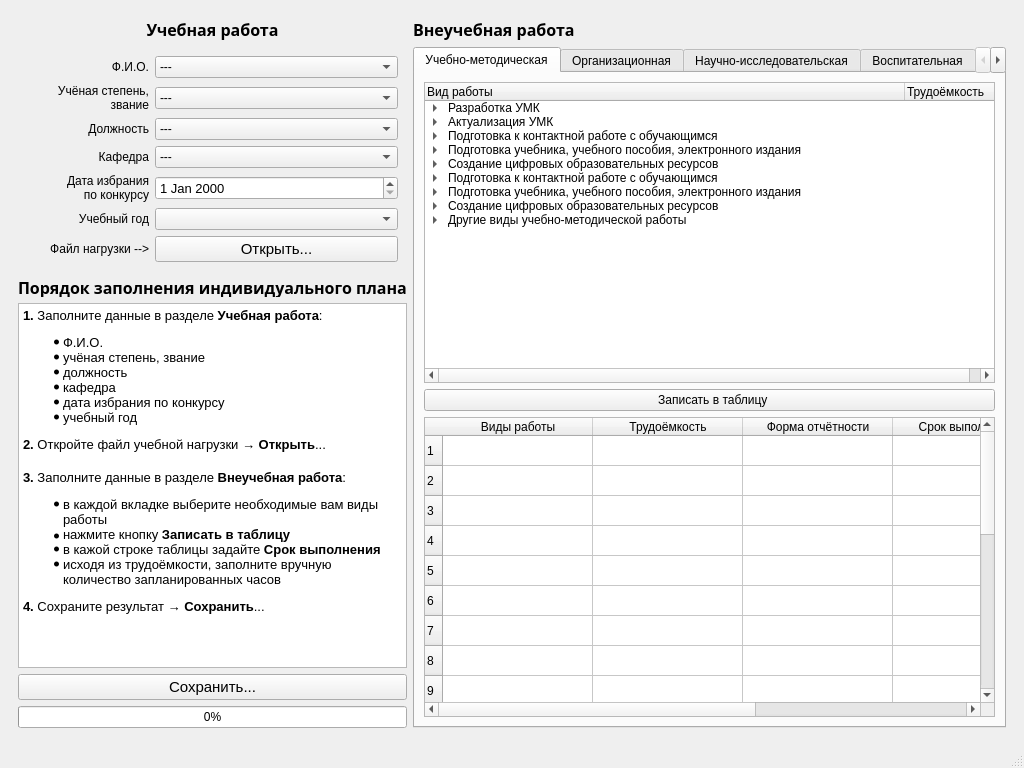
The window that iplan-design.ui (motor1n/iplan) describes before a commit, drawn with Qt 5.
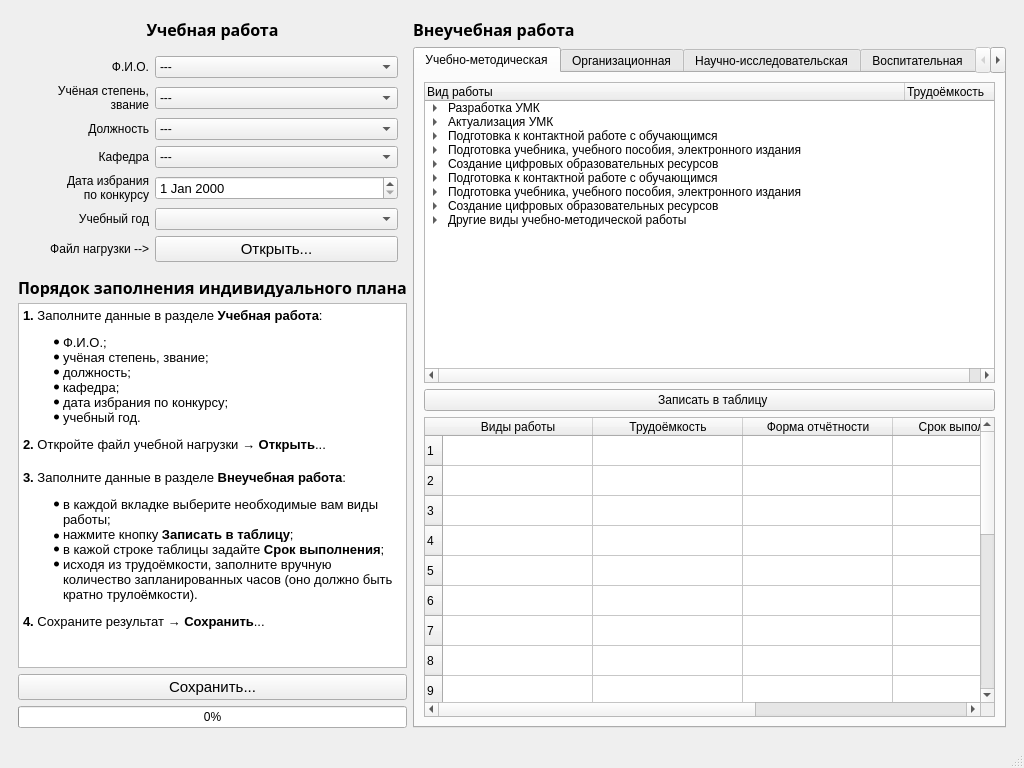
The same window after the commit. Icons and pictures are not drawn.

Commit message: Корректировка сообщений в статус-баре

The edit to the form file:
```diff
--- a/iplan-design.ui
+++ b/iplan-design.ui
@@ -2426,19 +2426,19 @@
 p, li { white-space: pre-wrap; }
 &lt;/style&gt;&lt;/head&gt;&lt;body style=&quot; font-family:'Noto Sans'; font-size:10pt; font-weight:400; font-style:normal;&quot;&gt;
 &lt;p style=&quot; margin-top:0px; margin-bottom:0px; margin-left:0px; margin-right:0px; -qt-block-indent:0; text-indent:0px;&quot;&gt;&lt;span style=&quot; font-weight:600;&quot;&gt;1.&lt;/span&gt; Заполните данные в разделе &lt;span style=&quot; font-weight:600;&quot;&gt;Учебная работа&lt;/span&gt;:&lt;/p&gt;
-&lt;ul style=&quot;margin-top: 0px; margin-bottom: 0px; margin-left: 0px; margin-right: 0px; -qt-list-indent: 1;&quot;&gt;&lt;li style=&quot;&quot; style=&quot; margin-top:12px; margin-bottom:0px; margin-left:0px; margin-right:0px; -qt-block-indent:0; text-indent:0px;&quot;&gt;Ф.И.О.&lt;/li&gt;
-&lt;li style=&quot;&quot; style=&quot; margin-top:0px; margin-bottom:0px; margin-left:0px; margin-right:0px; -qt-block-indent:0; text-indent:0px;&quot;&gt;учёная степень, звание&lt;/li&gt;
-&lt;li style=&quot;&quot; style=&quot; margin-top:0px; margin-bottom:0px; margin-left:0px; margin-right:0px; -qt-block-indent:0; text-indent:0px;&quot;&gt;должность&lt;/li&gt;
-&lt;li style=&quot;&quot; style=&quot; margin-top:0px; margin-bottom:0px; margin-left:0px; margin-right:0px; -qt-block-indent:0; text-indent:0px;&quot;&gt;кафедра&lt;/li&gt;
-&lt;li style=&quot;&quot; style=&quot; margin-top:0px; margin-bottom:0px; margin-left:0px; margin-right:0px; -qt-block-indent:0; text-indent:0px;&quot;&gt;дата избрания по конкурсу&lt;/li&gt;
-&lt;li style=&quot;&quot; style=&quot; margin-top:0px; margin-bottom:12px; margin-left:0px; margin-right:0px; -qt-block-indent:0; text-indent:0px;&quot;&gt;учебный год&lt;/li&gt;&lt;/ul&gt;
+&lt;ul style=&quot;margin-top: 0px; margin-bottom: 0px; margin-left: 0px; margin-right: 0px; -qt-list-indent: 1;&quot;&gt;&lt;li style=&quot;&quot; style=&quot; margin-top:12px; margin-bottom:0px; margin-left:0px; margin-right:0px; -qt-block-indent:0; text-indent:0px;&quot;&gt;Ф.И.О.;&lt;/li&gt;
+&lt;li style=&quot;&quot; style=&quot; margin-top:0px; margin-bottom:0px; margin-left:0px; margin-right:0px; -qt-block-indent:0; text-indent:0px;&quot;&gt;учёная степень, звание;&lt;/li&gt;
+&lt;li style=&quot;&quot; style=&quot; margin-top:0px; margin-bottom:0px; margin-left:0px; margin-right:0px; -qt-block-indent:0; text-indent:0px;&quot;&gt;должность;&lt;/li&gt;
+&lt;li style=&quot;&quot; style=&quot; margin-top:0px; margin-bottom:0px; margin-left:0px; margin-right:0px; -qt-block-indent:0; text-indent:0px;&quot;&gt;кафедра;&lt;/li&gt;
+&lt;li style=&quot;&quot; style=&quot; margin-top:0px; margin-bottom:0px; margin-left:0px; margin-right:0px; -qt-block-indent:0; text-indent:0px;&quot;&gt;дата избрания по конкурсу;&lt;/li&gt;
+&lt;li style=&quot;&quot; style=&quot; margin-top:0px; margin-bottom:12px; margin-left:0px; margin-right:0px; -qt-block-indent:0; text-indent:0px;&quot;&gt;учебный год.&lt;/li&gt;&lt;/ul&gt;
 &lt;p style=&quot; margin-top:0px; margin-bottom:0px; margin-left:0px; margin-right:0px; -qt-block-indent:0; text-indent:0px;&quot;&gt;&lt;span style=&quot; font-weight:600;&quot;&gt;2.&lt;/span&gt; Откройте файл учебной нагрузки → &lt;span style=&quot; font-weight:600;&quot;&gt;Открыть&lt;/span&gt;...&lt;/p&gt;
 &lt;p style=&quot;-qt-paragraph-type:empty; margin-top:0px; margin-bottom:0px; margin-left:0px; margin-right:0px; -qt-block-indent:0; text-indent:0px; font-size:11pt;&quot;&gt;&lt;br /&gt;&lt;/p&gt;
 &lt;p style=&quot; margin-top:0px; margin-bottom:0px; margin-left:0px; margin-right:0px; -qt-block-indent:0; text-indent:0px;&quot;&gt;&lt;span style=&quot; font-weight:600;&quot;&gt;3.&lt;/span&gt; Заполните данные в разделе &lt;span style=&quot; font-weight:600;&quot;&gt;Внеучебная работа&lt;/span&gt;:&lt;/p&gt;
-&lt;ul style=&quot;margin-top: 0px; margin-bottom: 0px; margin-left: 0px; margin-right: 0px; -qt-list-indent: 1;&quot;&gt;&lt;li style=&quot;&quot; style=&quot; margin-top:12px; margin-bottom:0px; margin-left:0px; margin-right:0px; -qt-block-indent:0; text-indent:0px;&quot;&gt;в каждой вкладке выберите необходимые вам виды работы&lt;/li&gt;&lt;/ul&gt;
-&lt;ul style=&quot;margin-top: 0px; margin-bottom: 0px; margin-left: 0px; margin-right: 0px; -qt-list-indent: 1;&quot;&gt;&lt;li style=&quot; font-size:11pt;&quot; style=&quot; margin-top:0px; margin-bottom:0px; margin-left:0px; margin-right:0px; -qt-block-indent:0; text-indent:0px;&quot;&gt;&lt;span style=&quot; font-size:10pt;&quot;&gt;нажмите кнопку &lt;/span&gt;&lt;span style=&quot; font-size:10pt; font-weight:600;&quot;&gt;Записать в таблицу&lt;/span&gt;&lt;/li&gt;
-&lt;li style=&quot;&quot; style=&quot; margin-top:0px; margin-bottom:0px; margin-left:0px; margin-right:0px; -qt-block-indent:0; text-indent:0px;&quot;&gt;в кажой строке таблицы задайте &lt;span style=&quot; font-weight:600;&quot;&gt;Срок выполнения&lt;/span&gt; &lt;/li&gt;&lt;/ul&gt;
-&lt;ul style=&quot;margin-top: 0px; margin-bottom: 0px; margin-left: 0px; margin-right: 0px; -qt-list-indent: 1;&quot;&gt;&lt;li style=&quot;&quot; style=&quot; margin-top:0px; margin-bottom:12px; margin-left:0px; margin-right:0px; -qt-block-indent:0; text-indent:0px;&quot;&gt;исходя из трудоёмкости, заполните вручную количество запланированных часов&lt;/li&gt;&lt;/ul&gt;
+&lt;ul style=&quot;margin-top: 0px; margin-bottom: 0px; margin-left: 0px; margin-right: 0px; -qt-list-indent: 1;&quot;&gt;&lt;li style=&quot;&quot; style=&quot; margin-top:12px; margin-bottom:0px; margin-left:0px; margin-right:0px; -qt-block-indent:0; text-indent:0px;&quot;&gt;в каждой вкладке выберите необходимые вам виды работы;&lt;/li&gt;&lt;/ul&gt;
+&lt;ul style=&quot;margin-top: 0px; margin-bottom: 0px; margin-left: 0px; margin-right: 0px; -qt-list-indent: 1;&quot;&gt;&lt;li style=&quot; font-size:11pt;&quot; style=&quot; margin-top:0px; margin-bottom:0px; margin-left:0px; margin-right:0px; -qt-block-indent:0; text-indent:0px;&quot;&gt;&lt;span style=&quot; font-size:10pt;&quot;&gt;нажмите кнопку &lt;/span&gt;&lt;span style=&quot; font-size:10pt; font-weight:600;&quot;&gt;Записать в таблицу&lt;/span&gt;&lt;span style=&quot; font-size:10pt;&quot;&gt;;&lt;/span&gt;&lt;/li&gt;
+&lt;li style=&quot;&quot; style=&quot; margin-top:0px; margin-bottom:0px; margin-left:0px; margin-right:0px; -qt-block-indent:0; text-indent:0px;&quot;&gt;в кажой строке таблицы задайте &lt;span style=&quot; font-weight:600;&quot;&gt;Срок выполнения&lt;/span&gt;;&lt;/li&gt;&lt;/ul&gt;
+&lt;ul style=&quot;margin-top: 0px; margin-bottom: 0px; margin-left: 0px; margin-right: 0px; -qt-list-indent: 1;&quot;&gt;&lt;li style=&quot;&quot; style=&quot; margin-top:0px; margin-bottom:12px; margin-left:0px; margin-right:0px; -qt-block-indent:0; text-indent:0px;&quot;&gt;исходя из трудоёмкости, заполните вручную количество запланированных часов (оно должно быть кратно трулоёмкости).&lt;/li&gt;&lt;/ul&gt;
 &lt;p style=&quot; margin-top:0px; margin-bottom:0px; margin-left:0px; margin-right:0px; -qt-block-indent:0; text-indent:0px;&quot;&gt;&lt;span style=&quot; font-weight:600;&quot;&gt;4.&lt;/span&gt; Сохраните результат → &lt;span style=&quot; font-weight:600;&quot;&gt;Сохранить&lt;/span&gt;...&lt;/p&gt;
 &lt;p style=&quot;-qt-paragraph-type:empty; margin-top:0px; margin-bottom:0px; margin-left:0px; margin-right:0px; -qt-block-indent:0; text-indent:0px; font-size:11pt;&quot;&gt;&lt;br /&gt;&lt;/p&gt;&lt;/body&gt;&lt;/html&gt;</string>
          </property>
```
The commit also changes 1 other file.
